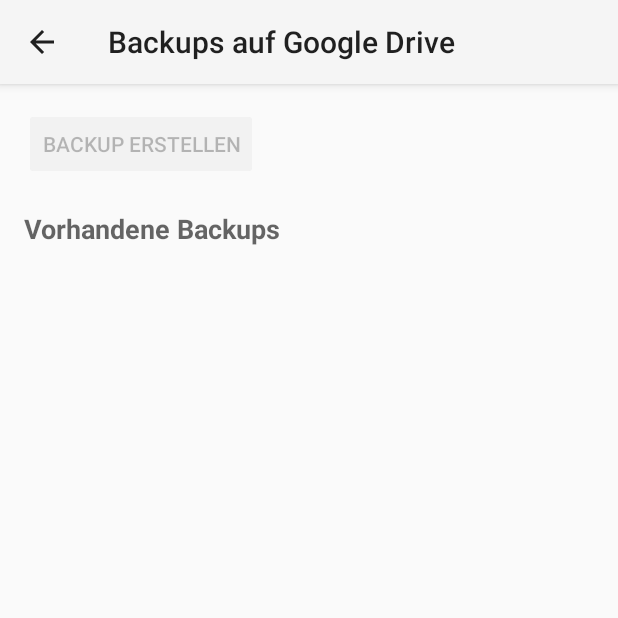
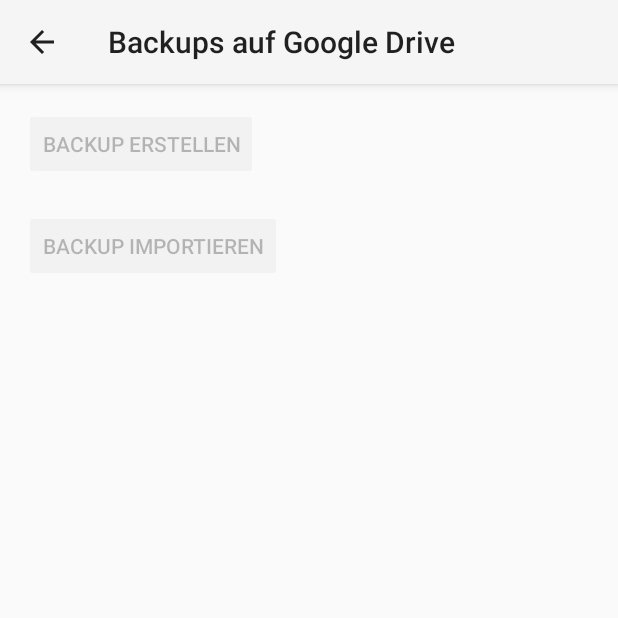
Before and after one commit to avinum/android-Stechuhr, an Android app: the BackupGoogleDriveActivity screen opened directly, with no data from a screen before it, on a phone screen of 412 x 824 dp, the top half of it. Run offline under Robolectric (Android 15) with nearby library versions, the light colour scheme and no system bars; 2 statements that could not run were skipped.

Commit message:
Google Drive Backup import Version 013

```diff
--- a/app/src/main/java/de/dihco/android/stechuhr/Backup/BackupGoogleDriveActivity.java
+++ b/app/src/main/java/de/dihco/android/stechuhr/Backup/BackupGoogleDriveActivity.java
@@ -3,12 +3,8 @@
 import android.app.Activity;
 import android.content.Intent;
 import android.content.IntentSender;
-import android.media.AudioManager;
-import android.media.ToneGenerator;
 import android.os.Bundle;
-import android.util.Log;
-import android.view.Menu;
-import android.view.MenuItem;
+import android.os.Looper;
 import android.view.View;
 import android.widget.Button;
 
@@ -18,12 +14,14 @@
 import com.google.android.gms.drive.Drive;
 import com.google.android.gms.drive.DriveApi;
 import com.google.android.gms.drive.DriveContents;
-import com.google.android.gms.drive.DriveFolder;
+import com.google.android.gms.drive.DriveFile;
 import com.google.android.gms.drive.DriveId;
 import com.google.android.gms.drive.MetadataChangeSet;
 import com.google.android.gms.drive.OpenFileActivityBuilder;
 
+import java.io.BufferedReader;
 import java.io.IOException;
+import java.io.InputStreamReader;
 import java.io.OutputStream;
 import java.io.OutputStreamWriter;
 import java.io.Writer;
@@ -38,32 +36,18 @@
 
     protected static final int REQUEST_CODE_RESOLUTION = 1;
     protected static final int REQUEST_CODE_CREATOR = 2;
+    private static final int REQUEST_CODE_OPENER = 3;
+
     private GoogleApiClient mGoogleApiClient;
+
+    private DriveId importFile;
+    private boolean startImport = false;
 
     @Override
     protected void onCreate(Bundle savedInstanceState) {
         super.onCreate(savedInstanceState);
-        setContentView(R.layout.activity_backup);
+        setContentView(R.layout.activity_backup_googledrive);
 
-        Button btnCreate = (Button) findViewById(R.id.btnCreateBackup);
-        btnCreate.setEnabled(false);
-    }
-
-
-    //region Verbindung herstellen / halten / trennen
-    @Override
-    protected void onResume() {
-        super.onResume();
-        if (mGoogleApiClient == null) {
-            mGoogleApiClient = new GoogleApiClient.Builder(this)
-                    .addApi(Drive.API)
-                    .addScope(Drive.SCOPE_FILE)
-                    .addScope(Drive.SCOPE_APPFOLDER) // required for App Folder sample
-                    .addConnectionCallbacks(this)
-                    .addOnConnectionFailedListener(this)
-                    .build();
-        }
-        mGoogleApiClient.connect();
     }
 
     /**
@@ -88,13 +72,37 @@
                 if (resultCode == RESULT_OK) {
                     DriveId driveId = (DriveId) data.getParcelableExtra(
                             OpenFileActivityBuilder.EXTRA_RESPONSE_DRIVE_ID);
-                    ComLib.ShowMessage("File created with ID: " + driveId);
+                    ComLib.ShowMessage(getString(R.string.backupSuccess));
                 }
                 break;
+            case REQUEST_CODE_OPENER:
+                if (resultCode == RESULT_OK) {
+                    DriveId driveId = (DriveId) data.getParcelableExtra(
+                            OpenFileActivityBuilder.EXTRA_RESPONSE_DRIVE_ID);
+                    importBackup(driveId);
+                }
             default:
                 super.onActivityResult(requestCode, resultCode, data);
                 break;
         }
+    }
+
+
+
+    //region Verbindung herstellen / halten / trennen
+    @Override
+    protected void onResume() {
+        super.onResume();
+        if (mGoogleApiClient == null) {
+            mGoogleApiClient = new GoogleApiClient.Builder(this)
+                    .addApi(Drive.API)
+                    .addScope(Drive.SCOPE_FILE)
+                    .addScope(Drive.SCOPE_APPFOLDER) // required for App Folder sample
+                    .addConnectionCallbacks(this)
+                    .addOnConnectionFailedListener(this)
+                    .build();
+        }
+        mGoogleApiClient.connect();
     }
 
     /**
@@ -130,8 +138,14 @@
      */
     @Override
     public void onConnected(Bundle connectionHint) {
+        if (startImport){
+            startImport = false;
+            importBackup(importFile);
+        }
         Button btnCreate = (Button) findViewById(R.id.btnCreateBackup);
         btnCreate.setEnabled(true);
+        Button btnImport = (Button) findViewById(R.id.btnImportBackup);
+        btnImport.setEnabled(true);
 //        ComLib.ShowMessage( "GoogleApiClient connected");
     }
 
@@ -142,6 +156,8 @@
     public void onConnectionSuspended(int cause) {
         Button btnCreate = (Button) findViewById(R.id.btnCreateBackup);
         btnCreate.setEnabled(false);
+        Button btnImport = (Button) findViewById(R.id.btnImportBackup);
+        btnImport.setEnabled(false);
 //        ComLib.ShowMessage( "GoogleApiClient connection suspended");
     }
 
@@ -166,7 +182,7 @@
     }
 //endregion
 
-
+    //region Backup erstellen
     public void btnCreateBackupClick(View view) {
         Drive.DriveApi.newDriveContents(mGoogleApiClient)
                 .setResultCallback(driveContentsCallback);
@@ -205,68 +221,57 @@
                 }
             };
 
-    //region Backup erstellen
-//    public void btnCreateBackupClick(View view) {
-//        if (mGoogleApiClient != null) {
-//            if (mGoogleApiClient.isConnected()) {
-//                Drive.DriveApi.newDriveContents(mGoogleApiClient)
-//                        .setResultCallback(driveContentsCallback);
-//            } else {
-//                ComLib.ShowMessage("Google Drive Account ist nicht verbunden.");
-//            }
-//        } else {
-//            ComLib.ShowMessage("Google Drive Api ist nicht vorhanden.");
-//        }
-//    }
-//
-//    final private ResultCallback<DriveApi.DriveContentsResult> driveContentsCallback = new
-//            ResultCallback<DriveApi.DriveContentsResult>() {
-//                @Override
-//                public void onResult(DriveApi.DriveContentsResult result) {
-//                    if (!result.getStatus().isSuccess()) {
-//                        ComLib.ShowMessage("Ein Fehler ist bei der Erstellung der Datei aufgetreten.");
-//                        return;
-//                    }
-//                    final DriveContents driveContents = result.getDriveContents();
-//
-//                    // Perform I/O off the UI thread.
-//                    new Thread() {
-//                        @Override
-//                        public void run() {
-//                            // write content to DriveContents
-//                            OutputStream outputStream = driveContents.getOutputStream();
-//                            Writer writer = new OutputStreamWriter(outputStream);
-//                            try {
-//                                ComLib.createBackup(writer);
-//                            } catch (IOException e) {
-//                                ComLib.ShowMessage(e.getMessage());
-//                            }
-//
-//                            MetadataChangeSet changeSet = new MetadataChangeSet.Builder()
-//                                    .setTitle(StrHelp.getBackupFileName())
-//                                    .setMimeType("text/plain")
-//                                    .setStarred(true).build();
-//
-//                            // create a file on root folder
-//                            Drive.DriveApi.getRootFolder(mGoogleApiClient)
-//                                    .createFile(mGoogleApiClient, changeSet, driveContents)
-//                                    .setResultCallback(fileCallback);
-//                        }
-//                    }.start();
-//                }
-//            };
-//
-//    final private ResultCallback<DriveFolder.DriveFileResult> fileCallback = new
-//            ResultCallback<DriveFolder.DriveFileResult>() {
-//                @Override
-//                public void onResult(DriveFolder.DriveFileResult result) {
-//                    if (!result.getStatus().isSuccess()) {
-//                        ComLib.ShowMessage("Error while trying to create the file");
-//                        return;
-//                    }
-//                    ComLib.ShowMessage("Created a file with content: " + result.getDriveFile().getDriveId());
-//                }
-//            };
     //endregion
 
+    //region Backup importieren
+    public void btnImportBackupClick(View view) {
+        IntentSender intentSender = Drive.DriveApi
+                .newOpenFileActivityBuilder()
+                .setMimeType(new String[] { "text/plain"})
+                .build(mGoogleApiClient);
+        try {
+            startIntentSenderForResult(
+                    intentSender, REQUEST_CODE_OPENER, null, 0, 0, 0);
+        } catch (IntentSender.SendIntentException e) {
+            ComLib.ShowMessage("Unable to send intent\n" + e.getMessage());
+        }
+    }
+
+    private void importBackup(final DriveId driveId) {
+
+        if ( mGoogleApiClient.isConnected())
+        {
+            new Thread() {
+                @Override
+                public void run() {
+                    Looper.prepare();
+                    DriveFile file = Drive.DriveApi.getFile(mGoogleApiClient, driveId);
+                    DriveApi.DriveContentsResult driveContentsResult =
+                            file.open(mGoogleApiClient, DriveFile.MODE_READ_ONLY, null).await();
+
+
+                    if (!driveContentsResult.getStatus().isSuccess()) {
+                        ComLib.ShowMessage(getString(R.string.backupError));
+                        return;
+                    }
+                    DriveContents driveContents = driveContentsResult.getDriveContents();
+                    BufferedReader reader = new BufferedReader(
+                            new InputStreamReader(driveContents.getInputStream()));
+                    ComLib.importBackup(reader, BackupGoogleDriveActivity.this);
+                    Looper.loop();
+                }}.start();
+        }else {
+            importFile = driveId;
+            startImport = true;
+            mGoogleApiClient.connect();
+        }
+
+
+    }
+
+
+
+
+
+    //endregion
 }
--- /dev/null
+++ b/app/src/main/res/layout/activity_backup_googledrive.xml
@@ -0,0 +1,38 @@
+<RelativeLayout xmlns:android="http://schemas.android.com/apk/res/android"
+    xmlns:tools="http://schemas.android.com/tools" android:layout_width="match_parent"
+    android:layout_height="match_parent" android:paddingLeft="@dimen/activity_horizontal_margin"
+    android:paddingRight="@dimen/activity_horizontal_margin"
+    android:paddingTop="@dimen/activity_vertical_margin"
+    android:paddingBottom="@dimen/activity_vertical_margin"
+    tools:context="de.dihco.android.stechuhr.Backup.BackupGoogleDriveActivity">
+
+
+    <LinearLayout
+        android:orientation="vertical"
+        android:layout_width="fill_parent"
+        android:layout_height="fill_parent">
+
+        <Button
+            android:layout_width="wrap_content"
+            android:layout_height="wrap_content"
+            android:text="@string/createBackup"
+            android:id="@+id/btnCreateBackup"
+            android:clickable="true"
+            android:onClick="btnCreateBackupClick"
+            android:enabled="false" />
+
+        <Space
+            android:layout_width="20dp"
+            android:layout_height="20dp" />
+
+        <Button
+            android:layout_width="wrap_content"
+            android:layout_height="wrap_content"
+            android:text="@string/backupImport"
+            android:id="@+id/btnImportBackup"
+            android:clickable="true"
+            android:onClick="btnImportBackupClick"
+            android:enabled="false" />
+    </LinearLayout>
+
+</RelativeLayout>
--- a/app/src/main/res/values/strings.xml
+++ b/app/src/main/res/values/strings.xml
@@ -64,5 +64,7 @@
     <string name="GoogleDriveBackups">Backups auf Google Drive</string>
     <string name="GoogleDriveConnectError">Ein Fehler ist bei der Verbindung zu Google Drive aufgetreten.</string>
     <string name="pleaseWait">Bitte warten...</string>
+    <string name="backupSuccess">Backup erfolgreich.</string>
+    <string name="backupError">Backup fehlgeschlagen.</string>
 
 </resources>
```
Also changed, not shown: app/src/main/java/de/dihco/android/stechuhr/Backup/BackupLocalActivity.java (+19 -4 lines), app/src/main/java/de/dihco/android/stechuhr/common/ComLib.java (+11 -10 lines), app/src/main/res/layout/activity_backup_local.xml (renamed from app/src/main/res/layout/activity_backup.xml).
